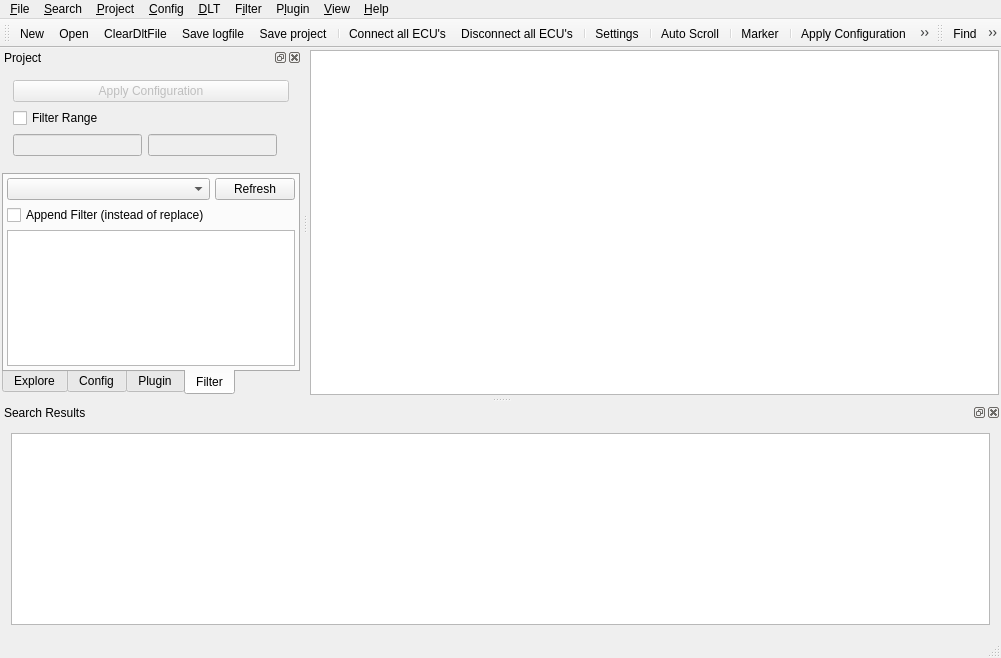
This is src/mainwindow.ui in COVESA/dlt-viewer as Qt 5 draws it before an edit. The edited form follows.
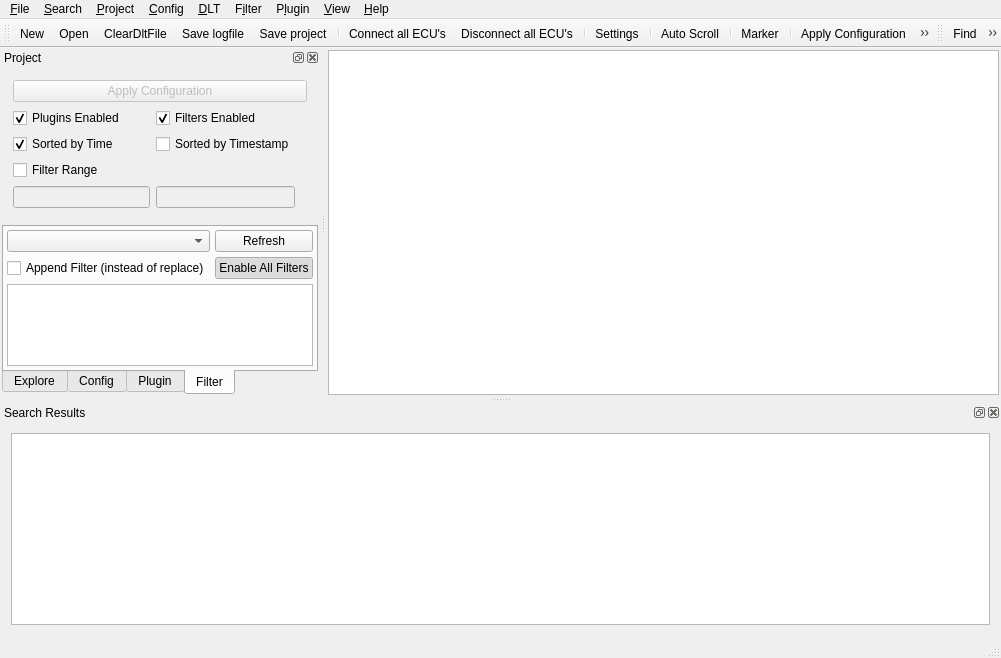
This is the edited form. The open tabs and pages were chosen to show the change. Icons and pictures are not drawn. Custom widgets are drawn as their Qt base class.

The edit to the form file:
```diff
--- a/src/mainwindow.ui
+++ b/src/mainwindow.ui
@@ -353,6 +353,16 @@
         <enum>QFrame::Shadow::Plain</enum>
        </property>
        <layout class="QGridLayout" name="gridLayout">
+        <item row="2" column="1">
+         <widget class="QCheckBox" name="filtersEnabled">
+          <property name="text">
+           <string>Filters Enabled</string>
+          </property>
+          <property name="checked">
+           <bool>true</bool>
+          </property>
+         </widget>
+        </item>
         <item row="0" column="0" colspan="4">
          <widget class="QPushButton" name="applyConfig">
           <property name="enabled">
@@ -368,14 +378,44 @@
           </property>
          </widget>
         </item>
-        <item row="1" column="0">
+        <item row="3" column="1">
+         <widget class="QCheckBox" name="checkBoxSortByTimestamp">
+          <property name="enabled">
+           <bool>true</bool>
+          </property>
+          <property name="text">
+           <string>Sorted by Timestamp</string>
+          </property>
+         </widget>
+        </item>
+        <item row="2" column="0">
+         <widget class="QCheckBox" name="pluginsEnabled">
+          <property name="text">
+           <string>Plugins Enabled</string>
+          </property>
+          <property name="checked">
+           <bool>true</bool>
+          </property>
+         </widget>
+        </item>
+        <item row="3" column="0">
+         <widget class="QCheckBox" name="checkBoxSortByTime">
+          <property name="text">
+           <string>Sorted by Time</string>
+          </property>
+          <property name="checked">
+           <bool>true</bool>
+          </property>
+         </widget>
+        </item>
+        <item row="4" column="0">
          <widget class="QCheckBox" name="checkBoxFilterRange">
           <property name="text">
            <string>Filter Range</string>
           </property>
          </widget>
         </item>
-        <item row="2" column="0">
+        <item row="5" column="0">
          <widget class="QLineEdit" name="lineEditFilterStart">
           <property name="enabled">
            <bool>false</bool>
@@ -385,7 +425,7 @@
           </property>
          </widget>
         </item>
-        <item row="2" column="1">
+        <item row="5" column="1">
          <widget class="QLineEdit" name="lineEditFilterEnd">
           <property name="enabled">
            <bool>false</bool>
@@ -632,6 +672,28 @@
            </property>
           </widget>
          </item>
+         <item row="1" column="1">
+          <widget class="QPushButton" name="pushButtonEnableAllFilters">
+           <property name="sizePolicy">
+            <sizepolicy hsizetype="Fixed" vsizetype="Fixed">
+             <horstretch>0</horstretch>
+             <verstretch>0</verstretch>
+            </sizepolicy>
+           </property>
+           <property name="toolTip">
+            <string>Enable or disable all filters at once</string>
+           </property>
+           <property name="text">
+            <string>Enable All Filters</string>
+           </property>
+           <property name="checkable">
+            <bool>true</bool>
+           </property>
+           <property name="checked">
+            <bool>true</bool>
+           </property>
+          </widget>
+         </item>
          <item row="2" column="0" colspan="2">
           <widget class="FilterTreeWidget" name="filterWidget">
            <property name="sizePolicy">
@@ -659,7 +721,7 @@
             <enum>QAbstractItemView::SelectionMode::ExtendedSelection</enum>
            </property>
            <property name="rootIsDecorated">
-            <bool>false</bool>
+            <bool>true</bool>
            </property>
            <property name="itemsExpandable">
             <bool>false</bool>
```
Left out of the diff: 49 changed lines with no effect on the pictures.
